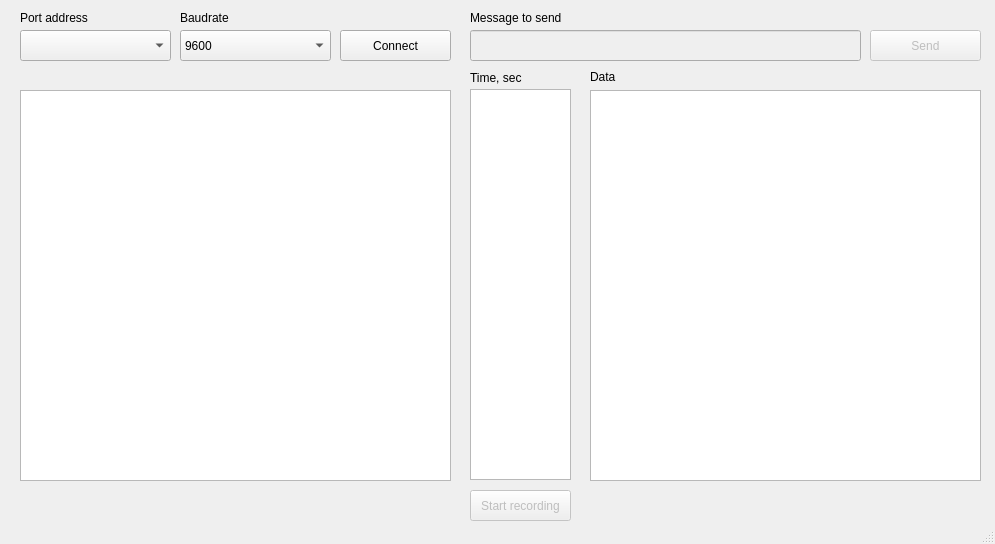
aleksandrbazhin/just_another_serial_logger, file mainwindow.ui: the form before one commit.
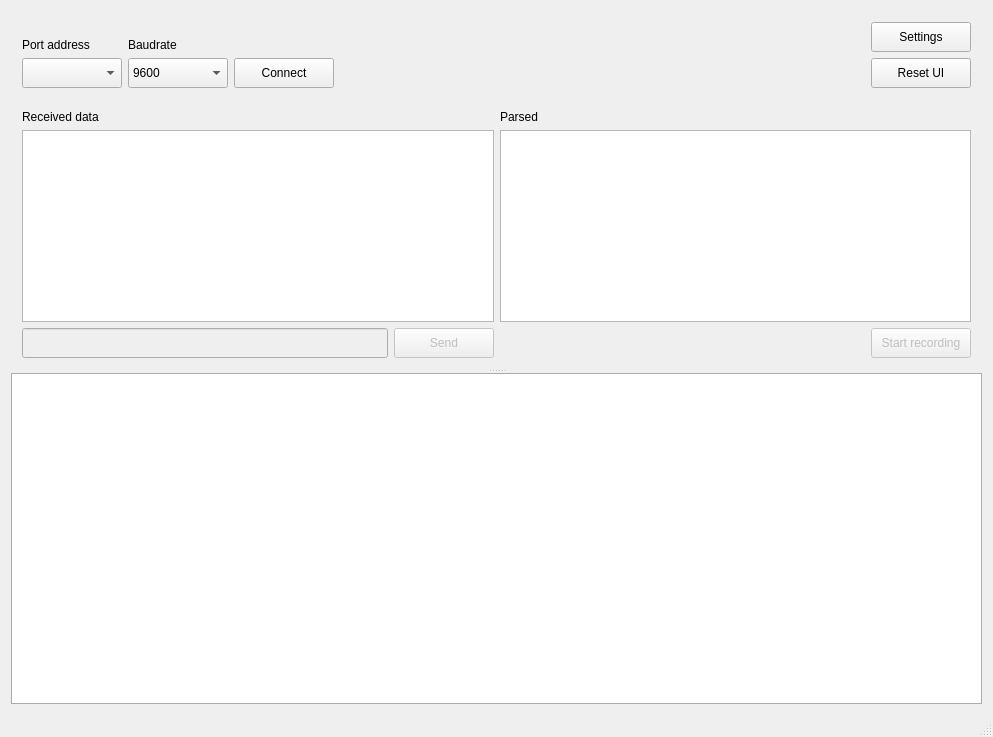
The form after the commit. Icons and pictures are not drawn. Custom widgets are drawn as their Qt base class.

Commit message: added stretch layout

Diff of the .ui file:
```diff
--- a/mainwindow.ui
+++ b/mainwindow.ui
@@ -6,204 +6,100 @@
    <rect>
     <x>0</x>
     <y>0</y>
-    <width>995</width>
-    <height>544</height>
+    <width>993</width>
+    <height>737</height>
    </rect>
   </property>
   <property name="windowTitle">
    <string>Just another serial logger / monitor</string>
   </property>
+  <property name="styleSheet">
+   <string notr="true">QSplitter::handle {
+height:16px;
+    image: url(:images/drag-icon.png);
+}</string>
+  </property>
   <widget class="QWidget" name="centralWidget">
+   <layout class="QGridLayout" name="gridLayout_3">
+    <item row="0" column="0">
+     <widget class="QSplitter" name="splitter">
+      <property name="orientation">
+       <enum>Qt::Vertical</enum>
+      </property>
+      <widget class="QWidget" name="layoutWidget">
+       <layout class="QGridLayout" name="gridLayout_2">
+        <item row="0" column="0" colspan="4">
+         <layout class="QGridLayout" name="gridLayout">
+          <item row="0" column="1" alignment="Qt::AlignBottom">
+           <widget class="QLabel" name="baudLabel">
+            <property name="text">
+             <string>Baudrate</string>
+            </property>
+           </widget>
+          </item>
+          <item row="2" column="0">
+           <widget class="QComboBox" name="portComboBox">
+            <property name="minimumSize">
+             <size>
+              <width>100</width>
+              <height>30</height>
+             </size>
+            </property>
+           </widget>
+          </item>
+          <item row="2" column="2">
    <widget class="QPushButton" name="connectButton">
-    <property name="geometry">
-     <rect>
-      <x>340</x>
-      <y>30</y>
-      <width>111</width>
-      <height>31</height>
-     </rect>
+            <property name="minimumSize">
+             <size>
+              <width>100</width>
+              <height>30</height>
+             </size>
     </property>
     <property name="text">
      <string>Connect</string>
     </property>
    </widget>
+          </item>
+          <item row="0" column="0" alignment="Qt::AlignBottom">
    <widget class="QLabel" name="portLabel">
-    <property name="geometry">
-     <rect>
-      <x>20</x>
-      <y>10</y>
-      <width>91</width>
-      <height>16</height>
-     </rect>
-    </property>
     <property name="text">
      <string>Port address</string>
     </property>
    </widget>
-   <widget class="QPushButton" name="recordButton">
-    <property name="enabled">
-     <bool>false</bool>
-    </property>
-    <property name="geometry">
-     <rect>
-      <x>470</x>
-      <y>490</y>
-      <width>101</width>
-      <height>31</height>
-     </rect>
-    </property>
+          </item>
+          <item row="2" column="4">
+           <widget class="QPushButton" name="pushButton">
+            <property name="minimumSize">
+             <size>
+              <width>100</width>
+              <height>30</height>
+             </size>
+            </property>
     <property name="text">
-     <string>Start recording</string>
-    </property>
-   </widget>
-   <widget class="QLabel" name="baudLabel">
-    <property name="geometry">
-     <rect>
-      <x>180</x>
-      <y>10</y>
-      <width>91</width>
-      <height>16</height>
-     </rect>
+             <string>Reset UI</string>
+            </property>
+           </widget>
+          </item>
+          <item row="0" column="4">
+           <widget class="QPushButton" name="pushButton_2">
+            <property name="minimumSize">
+             <size>
+              <width>100</width>
+              <height>30</height>
+             </size>
     </property>
     <property name="text">
-     <string>Baudrate</string>
-    </property>
-   </widget>
-   <widget class="QLineEdit" name="sendLineEdit">
-    <property name="enabled">
-     <bool>false</bool>
-    </property>
-    <property name="geometry">
-     <rect>
-      <x>470</x>
-      <y>30</y>
-      <width>391</width>
-      <height>31</height>
-     </rect>
-    </property>
-    <property name="text">
-     <string/>
-    </property>
-   </widget>
-   <widget class="QPushButton" name="sendtButton">
-    <property name="enabled">
-     <bool>false</bool>
-    </property>
-    <property name="geometry">
-     <rect>
-      <x>870</x>
-      <y>30</y>
-      <width>111</width>
-      <height>31</height>
-     </rect>
-    </property>
-    <property name="text">
-     <string>Send</string>
-    </property>
-   </widget>
-   <widget class="QLabel" name="sendLabel">
-    <property name="geometry">
-     <rect>
-      <x>470</x>
-      <y>10</y>
-      <width>91</width>
-      <height>16</height>
-     </rect>
-    </property>
-    <property name="text">
-     <string>Message to send</string>
-    </property>
-   </widget>
-   <widget class="QPlainTextEdit" name="dataPlainTextEdit">
-    <property name="enabled">
-     <bool>true</bool>
-    </property>
-    <property name="geometry">
-     <rect>
-      <x>590</x>
-      <y>90</y>
-      <width>391</width>
-      <height>391</height>
-     </rect>
-    </property>
-    <property name="font">
-     <font>
-      <family>Consolas</family>
-      <pointsize>9</pointsize>
-     </font>
-    </property>
-    <property name="acceptDrops">
-     <bool>false</bool>
-    </property>
-    <property name="undoRedoEnabled">
-     <bool>false</bool>
-    </property>
-    <property name="lineWrapMode">
-     <enum>QPlainTextEdit::NoWrap</enum>
-    </property>
-    <property name="readOnly">
-     <bool>true</bool>
-    </property>
-    <property name="overwriteMode">
-     <bool>false</bool>
-    </property>
-    <property name="textInteractionFlags">
-     <set>Qt::TextSelectableByKeyboard|Qt::TextSelectableByMouse</set>
-    </property>
-   </widget>
-   <widget class="QPlainTextEdit" name="timePlainTextEdit">
-    <property name="geometry">
-     <rect>
-      <x>470</x>
-      <y>89</y>
-      <width>101</width>
-      <height>391</height>
-     </rect>
-    </property>
-    <property name="font">
-     <font>
-      <family>Consolas</family>
-      <pointsize>9</pointsize>
-     </font>
-    </property>
-    <property name="textInteractionFlags">
-     <set>Qt::TextSelectableByKeyboard|Qt::TextSelectableByMouse</set>
-    </property>
-   </widget>
-   <widget class="QLabel" name="label">
-    <property name="geometry">
-     <rect>
-      <x>470</x>
-      <y>70</y>
-      <width>81</width>
-      <height>16</height>
-     </rect>
-    </property>
-    <property name="text">
-     <string>Time, sec</string>
-    </property>
-   </widget>
-   <widget class="QLabel" name="label_2">
-    <property name="geometry">
-     <rect>
-      <x>590</x>
-      <y>70</y>
-      <width>47</width>
-      <height>13</height>
-     </rect>
-    </property>
-    <property name="text">
-     <string>Data</string>
-    </property>
-   </widget>
+             <string>Settings</string>
+            </property>
+           </widget>
+          </item>
+          <item row="2" column="1">
    <widget class="QComboBox" name="baudComboBox">
-    <property name="geometry">
-     <rect>
-      <x>180</x>
-      <y>30</y>
-      <width>151</width>
-      <height>31</height>
-     </rect>
+            <property name="minimumSize">
+             <size>
+              <width>100</width>
+              <height>30</height>
+             </size>
     </property>
     <property name="currentText">
      <string>9600</string>
@@ -252,26 +148,182 @@
      </property>
     </item>
    </widget>
-   <widget class="QComboBox" name="portComboBox">
-    <property name="geometry">
-     <rect>
-      <x>20</x>
-      <y>30</y>
-      <width>151</width>
-      <height>31</height>
-     </rect>
-    </property>
+          </item>
+          <item row="2" column="3">
+           <spacer name="horizontalSpacer_2">
+            <property name="orientation">
+             <enum>Qt::Horizontal</enum>
+            </property>
+            <property name="sizeHint" stdset="0">
+             <size>
+              <width>40</width>
+              <height>20</height>
+             </size>
+            </property>
+           </spacer>
+          </item>
+         </layout>
+        </item>
+        <item row="1" column="0" alignment="Qt::AlignBottom">
+         <widget class="QLabel" name="label">
+          <property name="text">
+           <string>Received data</string>
+          </property>
+         </widget>
+        </item>
+        <item row="1" column="2" alignment="Qt::AlignBottom">
+         <widget class="QLabel" name="label_2">
+          <property name="text">
+           <string>Parsed</string>
+          </property>
+         </widget>
+        </item>
+        <item row="2" column="0" colspan="2">
+         <widget class="QPlainTextEdit" name="dataPlainTextEdit">
+          <property name="sizePolicy">
+           <sizepolicy hsizetype="Expanding" vsizetype="Expanding">
+            <horstretch>0</horstretch>
+            <verstretch>1</verstretch>
+           </sizepolicy>
+          </property>
+          <property name="font">
+           <font>
+            <family>Consolas</family>
+            <pointsize>9</pointsize>
+           </font>
+          </property>
+          <property name="textInteractionFlags">
+           <set>Qt::TextSelectableByKeyboard|Qt::TextSelectableByMouse</set>
+          </property>
+         </widget>
+        </item>
+        <item row="2" column="2" colspan="2">
+         <widget class="QPlainTextEdit" name="timePlainTextEdit">
+          <property name="enabled">
+           <bool>true</bool>
+          </property>
+          <property name="sizePolicy">
+           <sizepolicy hsizetype="Expanding" vsizetype="Expanding">
+            <horstretch>0</horstretch>
+            <verstretch>1</verstretch>
+           </sizepolicy>
+          </property>
+          <property name="font">
+           <font>
+            <family>Consolas</family>
+            <pointsize>9</pointsize>
+           </font>
+          </property>
+          <property name="acceptDrops">
+           <bool>false</bool>
+          </property>
+          <property name="undoRedoEnabled">
+           <bool>false</bool>
+          </property>
+          <property name="lineWrapMode">
+           <enum>QPlainTextEdit::NoWrap</enum>
+          </property>
+          <property name="readOnly">
+           <bool>true</bool>
+          </property>
+          <property name="overwriteMode">
+           <bool>false</bool>
+          </property>
+          <property name="textInteractionFlags">
+           <set>Qt::TextSelectableByKeyboard|Qt::TextSelectableByMouse</set>
+          </property>
+         </widget>
+        </item>
+        <item row="3" column="0">
+         <widget class="QLineEdit" name="sendLineEdit">
+          <property name="enabled">
+           <bool>false</bool>
+          </property>
+          <property name="minimumSize">
+           <size>
+            <width>0</width>
+            <height>30</height>
+           </size>
+          </property>
+          <property name="text">
+           <string/>
+          </property>
+         </widget>
+        </item>
+        <item row="3" column="1">
+         <widget class="QPushButton" name="sendtButton">
+          <property name="enabled">
+           <bool>false</bool>
+          </property>
+          <property name="minimumSize">
+           <size>
+            <width>100</width>
+            <height>30</height>
+           </size>
+          </property>
+          <property name="text">
+           <string>Send</string>
+          </property>
+         </widget>
+        </item>
+        <item row="3" column="2">
+         <spacer name="horizontalSpacer">
+          <property name="orientation">
+           <enum>Qt::Horizontal</enum>
+          </property>
+          <property name="sizeHint" stdset="0">
+           <size>
+            <width>40</width>
+            <height>20</height>
+           </size>
+          </property>
+         </spacer>
+        </item>
+        <item row="3" column="3">
+         <widget class="QPushButton" name="recordButton">
+          <property name="enabled">
+           <bool>false</bool>
+          </property>
+          <property name="minimumSize">
+           <size>
+            <width>100</width>
+            <height>30</height>
+           </size>
+          </property>
+          <property name="text">
+           <string>Start recording</string>
+          </property>
+         </widget>
+        </item>
+        <item row="1" column="3">
+         <widget class="QLabel" name="label_3">
+          <property name="minimumSize">
+           <size>
+            <width>0</width>
+            <height>30</height>
+           </size>
+          </property>
+          <property name="text">
+           <string/>
+          </property>
+         </widget>
+        </item>
+       </layout>
    </widget>
    <widget class="QChartView" name="chartGraphicsView">
-    <property name="geometry">
-     <rect>
-      <x>20</x>
-      <y>90</y>
-      <width>431</width>
-      <height>391</height>
-     </rect>
-    </property>
-   </widget>
+       <property name="sizePolicy">
+        <sizepolicy hsizetype="Expanding" vsizetype="Expanding">
+         <horstretch>0</horstretch>
+         <verstretch>1</verstretch>
+        </sizepolicy>
+       </property>
+       <property name="styleSheet">
+        <string notr="true">border:1px solid #acacac;</string>
+       </property>
+      </widget>
+     </widget>
+    </item>
+   </layout>
   </widget>
   <widget class="QStatusBar" name="statusBar"/>
  </widget>
```
Lines whose indentation alone changed are shown as unchanged. The commit also changes 4 other files.
